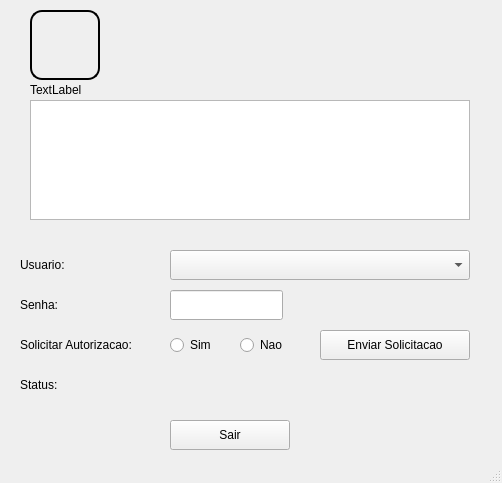
Above: telas/hti_confirmacao.ui from htisistema/SISCOM before the change. Below: the same form after it.
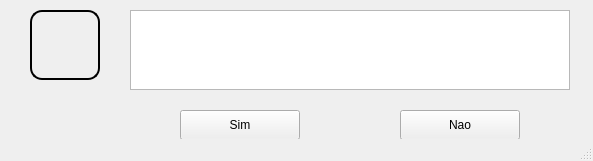
That is the form after the change. Icons and pictures are not drawn.

The edit to the form file:
```diff
--- a/telas/hti_confirmacao.ui
+++ b/telas/hti_confirmacao.ui
@@ -6,8 +6,8 @@
    <rect>
     <x>0</x>
     <y>0</y>
-    <width>502</width>
-    <height>483</height>
+    <width>593</width>
+    <height>161</height>
    </rect>
   </property>
   <property name="windowTitle">
@@ -17,166 +17,21 @@
    <string notr="true"/>
   </property>
   <widget class="QWidget" name="centralwidget">
-   <widget class="QLabel" name="label">
-    <property name="geometry">
-     <rect>
-      <x>20</x>
-      <y>250</y>
-      <width>140</width>
-      <height>30</height>
-     </rect>
-    </property>
-    <property name="text">
-     <string>Usuario:</string>
-    </property>
-   </widget>
-   <widget class="QLabel" name="label_2">
-    <property name="geometry">
-     <rect>
-      <x>20</x>
-      <y>290</y>
-      <width>140</width>
-      <height>30</height>
-     </rect>
-    </property>
-    <property name="text">
-     <string>Senha:</string>
-    </property>
-   </widget>
-   <widget class="QLabel" name="label_3">
-    <property name="geometry">
-     <rect>
-      <x>20</x>
-      <y>330</y>
-      <width>140</width>
-      <height>30</height>
-     </rect>
-    </property>
-    <property name="text">
-     <string>Solicitar Autorizacao:</string>
-    </property>
-   </widget>
-   <widget class="QComboBox" name="comboBox">
-    <property name="geometry">
-     <rect>
-      <x>170</x>
-      <y>250</y>
-      <width>300</width>
-      <height>30</height>
-     </rect>
-    </property>
-    <property name="styleSheet">
-     <string notr="true"/>
-    </property>
-   </widget>
-   <widget class="QLineEdit" name="maut_senha">
-    <property name="geometry">
-     <rect>
-      <x>170</x>
-      <y>290</y>
-      <width>113</width>
-      <height>30</height>
-     </rect>
-    </property>
-    <property name="styleSheet">
-     <string notr="true"/>
-    </property>
-    <property name="echoMode">
-     <enum>QLineEdit::Password</enum>
-    </property>
-   </widget>
-   <widget class="QRadioButton" name="solicitacao_sim">
-    <property name="geometry">
-     <rect>
-      <x>170</x>
-      <y>330</y>
-      <width>60</width>
-      <height>30</height>
-     </rect>
-    </property>
-    <property name="styleSheet">
-     <string notr="true"/>
-    </property>
-    <property name="text">
-     <string>Sim</string>
-    </property>
-   </widget>
-   <widget class="QRadioButton" name="solicitacao_nao">
-    <property name="geometry">
-     <rect>
-      <x>240</x>
-      <y>330</y>
-      <width>60</width>
-      <height>30</height>
-     </rect>
-    </property>
-    <property name="styleSheet">
-     <string notr="true"/>
-    </property>
-    <property name="text">
-     <string>Nao</string>
-    </property>
-   </widget>
-   <widget class="QPushButton" name="enviar_solicitacao">
-    <property name="geometry">
-     <rect>
-      <x>320</x>
-      <y>330</y>
-      <width>150</width>
-      <height>30</height>
-     </rect>
-    </property>
-    <property name="styleSheet">
-     <string notr="true"/>
-    </property>
-    <property name="text">
-     <string>Enviar Solicitacao</string>
-    </property>
-   </widget>
    <widget class="QTextBrowser" name="textBrowser">
     <property name="geometry">
      <rect>
-      <x>30</x>
-      <y>100</y>
+      <x>130</x>
+      <y>10</y>
       <width>440</width>
-      <height>120</height>
+      <height>80</height>
      </rect>
     </property>
    </widget>
-   <widget class="QLabel" name="mensagem_status">
+   <widget class="QPushButton" name="bt_nao">
     <property name="geometry">
      <rect>
-      <x>90</x>
-      <y>370</y>
-      <width>281</width>
-      <height>30</height>
-     </rect>
-    </property>
-    <property name="styleSheet">
-     <string notr="true"/>
-    </property>
-    <property name="text">
-     <string/>
-    </property>
-   </widget>
-   <widget class="QLabel" name="label_4">
-    <property name="geometry">
-     <rect>
-      <x>20</x>
-      <y>370</y>
-      <width>60</width>
-      <height>30</height>
-     </rect>
-    </property>
-    <property name="text">
-     <string>Status:</string>
-    </property>
-   </widget>
-   <widget class="QPushButton" name="sair">
-    <property name="geometry">
-     <rect>
-      <x>170</x>
-      <y>420</y>
+      <x>400</x>
+      <y>110</y>
       <width>120</width>
       <height>30</height>
      </rect>
@@ -185,20 +40,7 @@
      <string notr="true"/>
     </property>
     <property name="text">
-     <string>Sair</string>
-    </property>
-   </widget>
-   <widget class="QLabel" name="modulo">
-    <property name="geometry">
-     <rect>
-      <x>30</x>
-      <y>80</y>
-      <width>110</width>
-      <height>20</height>
-     </rect>
-    </property>
-    <property name="text">
-     <string>TextLabel</string>
+     <string>Nao</string>
     </property>
    </widget>
    <widget class="QLabel" name="empresa">
@@ -225,6 +67,22 @@
      <bool>true</bool>
     </property>
    </widget>
+   <widget class="QPushButton" name="bt_sim">
+    <property name="geometry">
+     <rect>
+      <x>180</x>
+      <y>110</y>
+      <width>120</width>
+      <height>30</height>
+     </rect>
+    </property>
+    <property name="styleSheet">
+     <string notr="true"/>
+    </property>
+    <property name="text">
+     <string>Sim</string>
+    </property>
+   </widget>
   </widget>
   <widget class="QStatusBar" name="statusbar"/>
  </widget>
```
Left out of the diff: 7 changed lines with no effect on the pictures.
